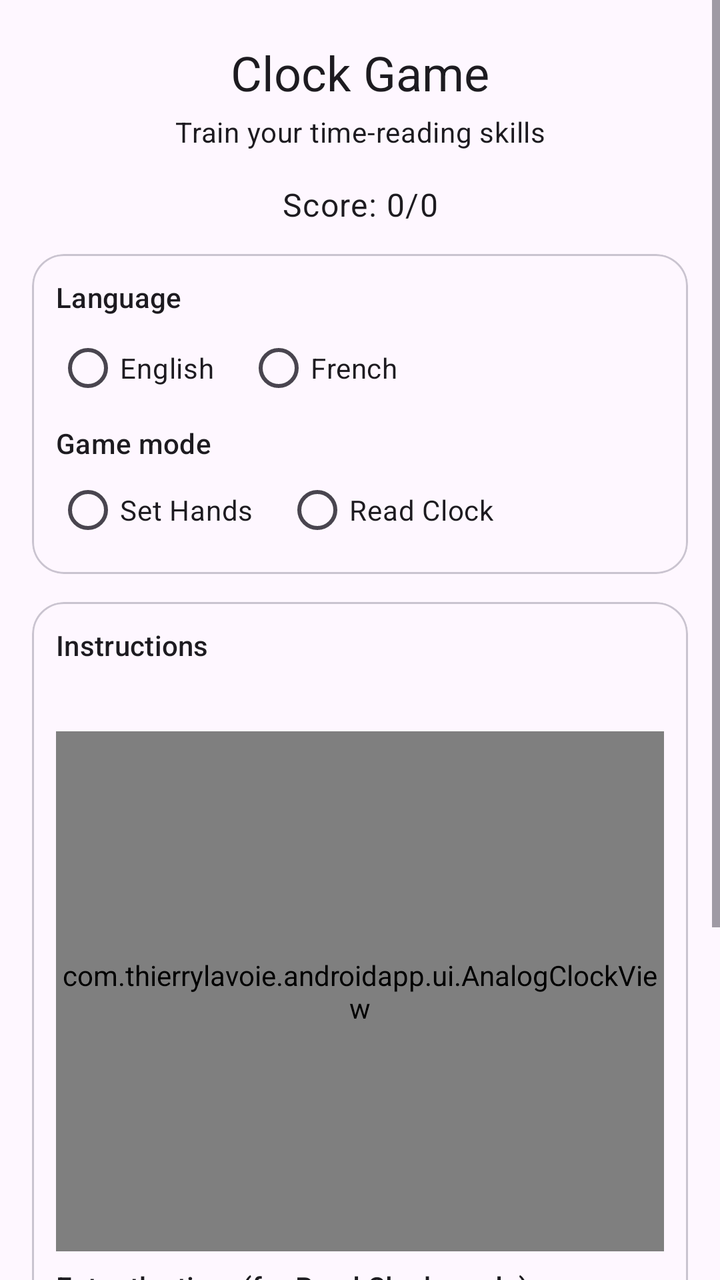
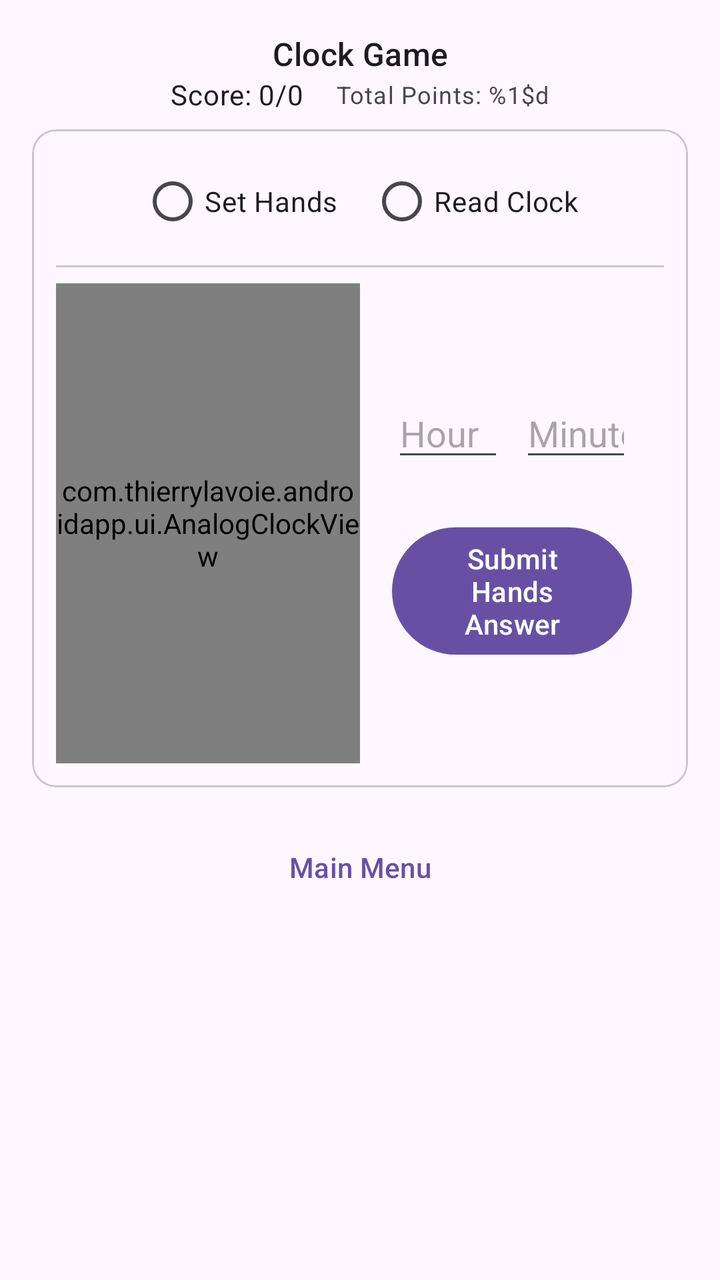

Before-and-after screenshots of an Android layout around one commit, followed by the original layout XML and the change that was made.
<!-- AndroidManifest.xml: application theme Theme.AndroidApp -->
<!-- res/layout/activity_main.xml -->
<?xml version="1.0" encoding="utf-8"?>
<ScrollView xmlns:android="http://schemas.android.com/apk/res/android"
    xmlns:app="http://schemas.android.com/apk/res-auto"
    android:layout_width="match_parent"
    android:layout_height="match_parent"
    android:background="?attr/colorSurface"
    android:fillViewport="true">

    <LinearLayout
        android:layout_width="match_parent"
        android:layout_height="wrap_content"
        android:orientation="vertical"
        android:paddingHorizontal="16dp"
        android:paddingTop="20dp"
        android:paddingBottom="16dp">

        <TextView
            android:id="@+id/titleView"
            android:layout_width="match_parent"
            android:layout_height="wrap_content"
            android:gravity="center"
            android:text="@string/title"
            android:textAppearance="?attr/textAppearanceHeadlineSmall" />

        <TextView
            android:id="@+id/subtitleView"
            android:layout_width="match_parent"
            android:layout_height="wrap_content"
            android:layout_marginTop="4dp"
            android:gravity="center"
            android:text="@string/game_subtitle"
            android:textAppearance="?attr/textAppearanceBodyMedium" />

        <TextView
            android:id="@+id/scoreView"
            android:layout_width="match_parent"
            android:layout_height="wrap_content"
            android:layout_marginTop="16dp"
            android:gravity="center"
            android:text="@string/score_initial"
            android:textAppearance="?attr/textAppearanceBodyLarge" />

        <com.google.android.material.card.MaterialCardView
            android:layout_width="match_parent"
            android:layout_height="wrap_content"
            android:layout_marginTop="14dp"
            app:cardCornerRadius="16dp"
            app:cardUseCompatPadding="false"
            app:strokeColor="?attr/colorOutlineVariant"
            app:strokeWidth="1dp">

            <LinearLayout
                android:layout_width="match_parent"
                android:layout_height="wrap_content"
                android:orientation="vertical"
                android:padding="12dp">

                <TextView
                    android:layout_width="match_parent"
                    android:layout_height="wrap_content"
                    android:text="@string/language_label"
                    android:textAppearance="?attr/textAppearanceLabelLarge" />

                <RadioGroup
                    android:id="@+id/languageSelector"
                    android:layout_width="match_parent"
                    android:layout_height="wrap_content"
                    android:layout_marginTop="6dp"
                    android:orientation="horizontal">

                    <RadioButton
                        android:id="@+id/languageEnglish"
                        android:layout_width="wrap_content"
                        android:layout_height="wrap_content"
                        android:minHeight="40dp"
                        android:text="@string/language_english" />

                    <RadioButton
                        android:id="@+id/languageFrench"
                        android:layout_width="wrap_content"
                        android:layout_height="wrap_content"
                        android:layout_marginStart="16dp"
                        android:minHeight="40dp"
                        android:text="@string/language_french" />
                </RadioGroup>

                <TextView
                    android:layout_width="match_parent"
                    android:layout_height="wrap_content"
                    android:layout_marginTop="8dp"
                    android:text="@string/mode_label"
                    android:textAppearance="?attr/textAppearanceLabelLarge" />

                <RadioGroup
                    android:id="@+id/modeSelector"
                    android:layout_width="match_parent"
                    android:layout_height="wrap_content"
                    android:layout_marginTop="4dp"
                    android:orientation="horizontal">

                    <RadioButton
                        android:id="@+id/modeSetHands"
                        android:layout_width="wrap_content"
                        android:layout_height="wrap_content"
                        android:minHeight="40dp"
                        android:text="@string/mode_set_hands" />

                    <RadioButton
                        android:id="@+id/modeReadClock"
                        android:layout_width="wrap_content"
                        android:layout_height="wrap_content"
                        android:layout_marginStart="16dp"
                        android:minHeight="40dp"
                        android:text="@string/mode_read_clock" />
                </RadioGroup>
            </LinearLayout>
        </com.google.android.material.card.MaterialCardView>

        <com.google.android.material.card.MaterialCardView
            android:layout_width="match_parent"
            android:layout_height="wrap_content"
            android:layout_marginTop="14dp"
            app:cardCornerRadius="16dp"
            app:cardUseCompatPadding="false"
            app:strokeColor="?attr/colorOutlineVariant"
            app:strokeWidth="1dp">

            <LinearLayout
                android:layout_width="match_parent"
                android:layout_height="wrap_content"
                android:orientation="vertical"
                android:padding="12dp">

                <TextView
                    android:layout_width="match_parent"
                    android:layout_height="wrap_content"
                    android:text="@string/instructions_label"
                    android:textAppearance="?attr/textAppearanceLabelLarge" />

                <TextView
                    android:id="@+id/promptView"
                    android:layout_width="match_parent"
                    android:layout_height="wrap_content"
                    android:layout_marginTop="4dp"
                    android:textAppearance="?attr/textAppearanceBodyLarge" />

                <com.thierrylavoie.androidapp.ui.AnalogClockView
                    android:id="@+id/analogClockView"
                    android:layout_width="match_parent"
                    android:layout_height="260dp"
                    android:layout_marginTop="8dp" />

                <LinearLayout
                    android:id="@+id/readClockAnswerSection"
                    android:layout_width="match_parent"
                    android:layout_height="wrap_content"
                    android:layout_marginTop="8dp"
                    android:orientation="vertical">

                    <TextView
                        android:layout_width="match_parent"
                        android:layout_height="wrap_content"
                        android:text="@string/answer_time_label"
                        android:textAppearance="?attr/textAppearanceLabelLarge" />

                    <LinearLayout
                        android:layout_width="match_parent"
                        android:layout_height="wrap_content"
                        android:layout_marginTop="6dp"
                        android:orientation="horizontal">

                        <EditText
                            android:id="@+id/answerHourInput"
                            android:layout_width="0dp"
                            android:layout_height="wrap_content"
                            android:layout_weight="1"
                            android:hint="@string/hour_hint"
                            android:inputType="number" />

                        <EditText
                            android:id="@+id/answerMinuteInput"
                            android:layout_width="0dp"
                            android:layout_height="wrap_content"
                            android:layout_marginStart="8dp"
                            android:layout_weight="1"
                            android:hint="@string/minute_hint"
                            android:inputType="number" />
                    </LinearLayout>
                </LinearLayout>

                <Button
                    android:id="@+id/submitButton"
                    android:layout_width="match_parent"
                    android:layout_height="wrap_content"
                    android:layout_marginTop="12dp"
                    android:minHeight="48dp"
                    android:text="@string/submit_hands_answer" />

                <TextView
                    android:id="@+id/feedbackView"
                    android:layout_width="match_parent"
                    android:layout_height="wrap_content"
                    android:layout_marginTop="10dp"
                    android:textAppearance="?attr/textAppearanceBodyLarge" />
            </LinearLayout>
        </com.google.android.material.card.MaterialCardView>

        <Button
            android:id="@+id/btnBackToMenu"
            style="@style/Widget.Material3.Button.TextButton"
            android:layout_width="match_parent"
            android:layout_height="wrap_content"
            android:layout_marginTop="16dp"
            android:text="@string/btn_back_to_menu" />

    </LinearLayout>
</ScrollView>
<!-- resources referenced by this layout -->
<resources>
  <string name="answer_time_label">Enter the time (for Read Clock mode):</string>
  <string name="btn_back_to_menu">Main Menu</string>
  <string name="game_subtitle">Train your time-reading skills</string>
  <string name="hour_hint">Hour</string>
  <string name="instructions_label">Instructions</string>
  <string name="language_english">English</string>
  <string name="language_french">French</string>
  <string name="language_label">Language</string>
  <string name="minute_hint">Minute</string>
  <string name="mode_label">Game mode</string>
  <string name="mode_read_clock">Read Clock</string>
  <string name="mode_set_hands">Set Hands</string>
  <string name="score_initial">Score: 0/0</string>
  <string name="submit_hands_answer">Submit Hands Answer</string>
  <string name="title">Clock Game</string>
  <style name="Theme.AndroidApp" parent="Theme.Material3.DayNight">
          <item name="android:statusBarColor" tools:targetApi="l">@android:color/transparent</item>
      </style>
</resources>

<!-- the commit's change to res/layout/activity_main.xml (unified diff, before → after) -->
@@ -3,16 +3,13 @@
     xmlns:app="http://schemas.android.com/apk/res-auto"
     android:layout_width="match_parent"
     android:layout_height="match_parent"
-    android:background="?attr/colorSurface"
-    android:fillViewport="true">
+    android:background="?attr/colorSurface">
 
     <LinearLayout
         android:layout_width="match_parent"
         android:layout_height="wrap_content"
         android:orientation="vertical"
-        android:paddingHorizontal="16dp"
-        android:paddingTop="20dp"
-        android:paddingBottom="16dp">
+        android:padding="16dp">
 
         <TextView
             android:id="@+id/titleView"
@@ -20,32 +17,34 @@
             android:layout_height="wrap_content"
             android:gravity="center"
             android:text="@string/title"
-            android:textAppearance="?attr/textAppearanceHeadlineSmall" />
+            android:textAppearance="?attr/textAppearanceTitleMedium" />
 
-        <TextView
-            android:id="@+id/subtitleView"
+        <LinearLayout
             android:layout_width="match_parent"
             android:layout_height="wrap_content"
-            android:layout_marginTop="4dp"
             android:gravity="center"
-            android:text="@string/game_subtitle"
-            android:textAppearance="?attr/textAppearanceBodyMedium" />
-
-        <TextView
-            android:id="@+id/scoreView"
-            android:layout_width="match_parent"
-            android:layout_height="wrap_content"
-            android:layout_marginTop="16dp"
-            android:gravity="center"
-            android:text="@string/score_initial"
-            android:textAppearance="?attr/textAppearanceBodyLarge" />
+            android:orientation="horizontal">
+            <TextView
+                android:id="@+id/scoreView"
+                android:layout_width="wrap_content"
+                android:layout_height="wrap_content"
+                android:text="@string/score_initial"
+                android:textAppearance="?attr/textAppearanceBodyMedium" />
+            <TextView
+                android:id="@+id/totalPointsView"
+                android:layout_width="wrap_content"
+                android:layout_height="wrap_content"
+                android:layout_marginStart="16dp"
+                android:text="@string/user_points_format"
+                android:textAppearance="?attr/textAppearanceBodySmall"
+                android:textColor="?attr/colorOnSurfaceVariant" />
+        </LinearLayout>
 
         <com.google.android.material.card.MaterialCardView
             android:layout_width="match_parent"
             android:layout_height="wrap_content"
-            android:layout_marginTop="14dp"
-            app:cardCornerRadius="16dp"
-            app:cardUseCompatPadding="false"
+            android:layout_marginTop="8dp"
+            app:cardCornerRadius="12dp"
             app:strokeColor="?attr/colorOutlineVariant"
             app:strokeWidth="1dp">
 
@@ -55,153 +54,69 @@
                 android:orientation="vertical"
                 android:padding="12dp">
 
-                <TextView
-                    android:layout_width="match_parent"
-                    android:layout_height="wrap_content"
-                    android:text="@string/language_label"
-                    android:textAppearance="?attr/textAppearanceLabelLarge" />
-
-                <RadioGroup
-                    android:id="@+id/languageSelector"
-                    android:layout_width="match_parent"
-                    android:layout_height="wrap_content"
-                    android:layout_marginTop="6dp"
-                    android:orientation="horizontal">
-
-                    <RadioButton
-                        android:id="@+id/languageEnglish"
-                        android:layout_width="wrap_content"
-                        android:layout_height="wrap_content"
-                        android:minHeight="40dp"
-                        android:text="@string/language_english" />
-
-                    <RadioButton
-                        android:id="@+id/languageFrench"
-                        android:layout_width="wrap_content"
-                        android:layout_height="wrap_content"
-                        android:layout_marginStart="16dp"
-                        android:minHeight="40dp"
-                        android:text="@string/language_french" />
-                </RadioGroup>
-
-                <TextView
-                    android:layout_width="match_parent"
-                    android:layout_height="wrap_content"
-                    android:layout_marginTop="8dp"
-                    android:text="@string/mode_label"
-                    android:textAppearance="?attr/textAppearanceLabelLarge" />
-
                 <RadioGroup
                     android:id="@+id/modeSelector"
                     android:layout_width="match_parent"
                     android:layout_height="wrap_content"
-                    android:layout_marginTop="4dp"
+                    android:orientation="horizontal"
+                    android:gravity="center">
+                    <RadioButton android:id="@+id/modeSetHands" android:layout_width="wrap_content" android:layout_height="wrap_content" android:text="@string/mode_set_hands" />
+                    <RadioButton android:id="@+id/modeReadClock" android:layout_width="wrap_content" android:layout_height="wrap_content" android:layout_marginStart="16dp" android:text="@string/mode_read_clock" />
+                </RadioGroup>
+
+                <View android:layout_width="match_parent" android:layout_height="1dp" android:background="?attr/colorOutlineVariant" android:layout_marginVertical="8dp" />
+
+                <LinearLayout
+                    android:layout_width="match_parent"
+                    android:layout_height="wrap_content"
                     android:orientation="horizontal">
 
-                    <RadioButton
-                        android:id="@+id/modeSetHands"
-                        android:layout_width="wrap_content"
-                        android:layout_height="wrap_content"
-                        android:minHeight="40dp"
-                        android:text="@string/mode_set_hands" />
-
-                    <RadioButton
-                        android:id="@+id/modeReadClock"
-                        android:layout_width="wrap_content"
-                        android:layout_height="wrap_content"
-                        android:layout_marginStart="16dp"
-                        android:minHeight="40dp"
-                        android:text="@string/mode_read_clock" />
-                </RadioGroup>
-            </LinearLayout>
-        </com.google.android.material.card.MaterialCardView>
-
-        <com.google.android.material.card.MaterialCardView
-            android:layout_width="match_parent"
-            android:layout_height="wrap_content"
-            android:layout_marginTop="14dp"
-            app:cardCornerRadius="16dp"
-            app:cardUseCompatPadding="false"
-            app:strokeColor="?attr/colorOutlineVariant"
-            app:strokeWidth="1dp">
-
-            <LinearLayout
-                android:layout_width="match_parent"
-                android:layout_height="wrap_content"
-                android:orientation="vertical"
-                android:padding="12dp">
-
-                <TextView
-                    android:layout_width="match_parent"
-                    android:layout_height="wrap_content"
-                    android:text="@string/instructions_label"
-                    android:textAppearance="?attr/textAppearanceLabelLarge" />
-
-                <TextView
-                    android:id="@+id/promptView"
-                    android:layout_width="match_parent"
-                    android:layout_height="wrap_content"
-                    android:layout_marginTop="4dp"
-                    android:textAppearance="?attr/textAppearanceBodyLarge" />
-
-                <com.thierrylavoie.androidapp.ui.AnalogClockView
-                    android:id="@+id/analogClockView"
-                    android:layout_width="match_parent"
-                    android:layout_height="260dp"
-                    android:layout_marginTop="8dp" />
-
-                <LinearLayout
-                    android:id="@+id/readClockAnswerSection"
-                    android:layout_width="match_parent"
-                    android:layout_height="wrap_content"
-                    android:layout_marginTop="8dp"
-                    android:orientation="vertical">
-
-                    <TextView
-                        android:layout_width="match_parent"
-                        android:layout_height="wrap_content"
-                        android:text="@string/answer_time_label"
-                        android:textAppearance="?attr/textAppearanceLabelLarge" />
+                    <com.thierrylavoie.androidapp.ui.AnalogClockView
+                        android:id="@+id/analogClockView"
+                        android:layout_width="0dp"
+                        android:layout_height="240dp"
+                        android:layout_weight="1" />
 
                     <LinearLayout
-                        android:layout_width="match_parent"
-                        android:layout_height="wrap_content"
-                        android:layout_marginTop="6dp"
-                        android:orientation="horizontal">
+                        android:layout_width="0dp"
+                        android:layout_height="match_parent"
+                        android:layout_weight="1"
+                        android:orientation="vertical"
+                        android:paddingStart="16dp"
+                        android:paddingEnd="16dp"
+                        android:gravity="center_vertical">
 
-                        <EditText
-                            android:id="@+id/answerHourInput"
-                            android:layout_width="0dp"
+                        <TextView
+                            android:id="@+id/promptView"
+                            android:layout_width="match_parent"
                             android:layout_height="wrap_content"
-                            android:layout_weight="1"
-                            android:hint="@string/hour_hint"
-                            android:inputType="number" />
+                            android:textAppearance="?attr/textAppearanceBodyLarge" />
 
-                        <EditText
-                            android:id="@+id/answerMinuteInput"
-                            android:layout_width="0dp"
+                        <LinearLayout
+                            android:id="@+id/readClockAnswerSection"
+                            android:layout_width="match_parent"
                             android:layout_height="wrap_content"
-                            android:layout_marginStart="8dp"
-                            android:layout_weight="1"
-                            android:hint="@string/minute_hint"
-                            android:inputType="number" />
+                            android:layout_marginTop="16dp"
+                            android:orientation="horizontal">
+                            <EditText android:id="@+id/answerHourInput" android:layout_width="0dp" android:layout_height="wrap_content" android:layout_weight="1" android:hint="@string/hour_hint" android:inputType="number" />
+                            <EditText android:id="@+id/answerMinuteInput" android:layout_width="0dp" android:layout_height="wrap_content" android:layout_marginStart="8dp" android:layout_weight="1" android:hint="@string/minute_hint" android:inputType="number" />
+                        </LinearLayout>
+
+                        <Button
+                            android:id="@+id/submitButton"
+                            android:layout_width="match_parent"
+                            android:layout_height="wrap_content"
+                            android:layout_marginTop="24dp"
+                            android:text="@string/submit_hands_answer" />
+
+                        <TextView
+                            android:id="@+id/feedbackView"
+                            android:layout_width="match_parent"
+                            android:layout_height="wrap_content"
+                            android:layout_marginTop="16dp"
+                            android:textAppearance="?attr/textAppearanceBodyMedium" />
                     </LinearLayout>
                 </LinearLayout>
-
-                <Button
-                    android:id="@+id/submitButton"
-                    android:layout_width="match_parent"
-                    android:layout_height="wrap_content"
-                    android:layout_marginTop="12dp"
-                    android:minHeight="48dp"
-                    android:text="@string/submit_hands_answer" />
-
-                <TextView
-                    android:id="@+id/feedbackView"
-                    android:layout_width="match_parent"
-                    android:layout_height="wrap_content"
-                    android:layout_marginTop="10dp"
-                    android:textAppearance="?attr/textAppearanceBodyLarge" />
             </LinearLayout>
         </com.google.android.material.card.MaterialCardView>
 
<!-- resource entries referenced after the edit -->
@@ -1,20 +1,14 @@
 <!-- resources referenced by this layout -->
 <resources>
-  <string name="answer_time_label">Enter the time (for Read Clock mode):</string>
   <string name="btn_back_to_menu">Main Menu</string>
-  <string name="game_subtitle">Train your time-reading skills</string>
   <string name="hour_hint">Hour</string>
-  <string name="instructions_label">Instructions</string>
-  <string name="language_english">English</string>
-  <string name="language_french">French</string>
-  <string name="language_label">Language</string>
   <string name="minute_hint">Minute</string>
-  <string name="mode_label">Game mode</string>
   <string name="mode_read_clock">Read Clock</string>
   <string name="mode_set_hands">Set Hands</string>
   <string name="score_initial">Score: 0/0</string>
   <string name="submit_hands_answer">Submit Hands Answer</string>
   <string name="title">Clock Game</string>
+  <string name="user_points_format">Total Points: %1$d</string>
   <style name="Theme.AndroidApp" parent="Theme.Material3.DayNight">
           <item name="android:statusBarColor" tools:targetApi="l">@android:color/transparent</item>
       </style>
